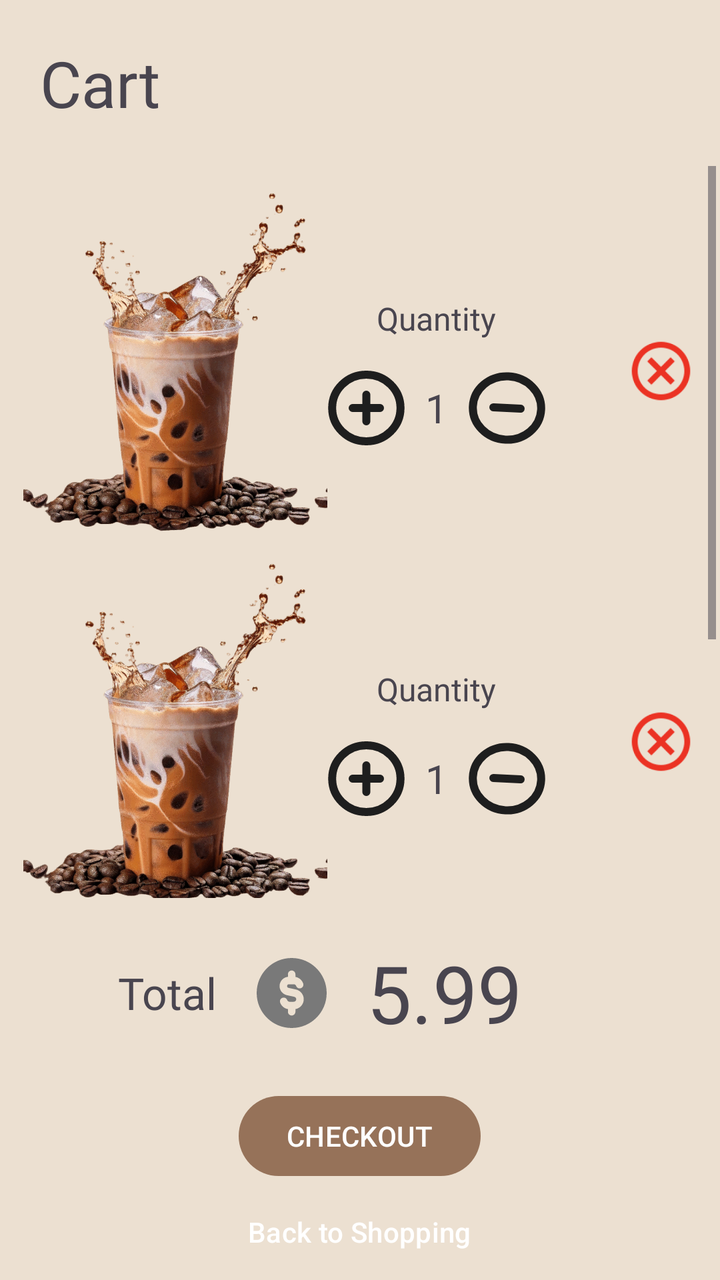
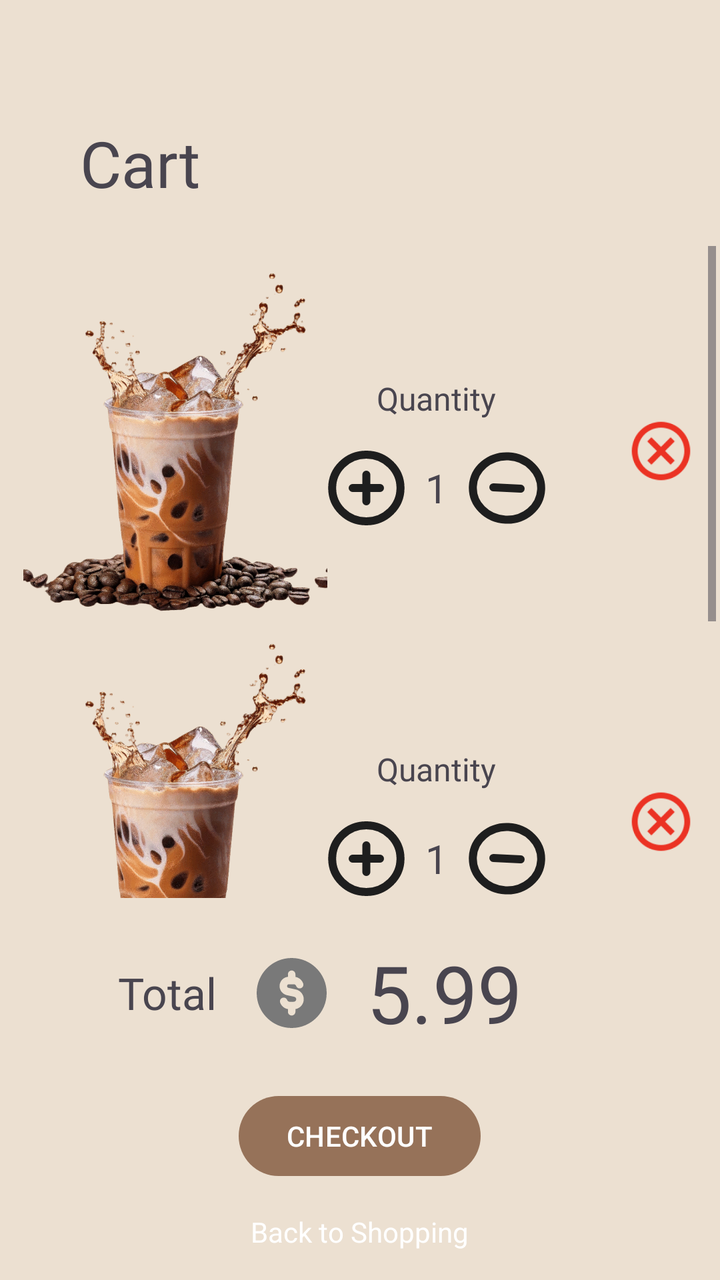

Screens rendered from an Android XML layout before and after an edit, with the pre-edit source and the edit as a unified diff.
<!-- AndroidManifest.xml: application theme Theme.Coffeeshop -->
<!-- res/layout/activity_cart.xml -->
<?xml version="1.0" encoding="utf-8"?>
<RelativeLayout
    xmlns:android="http://schemas.android.com/apk/res/android"
    xmlns:tools="http://schemas.android.com/tools"
    xmlns:app="http://schemas.android.com/apk/res-auto"
    android:id="@+id/main"
    android:layout_width="match_parent"
    android:layout_height="match_parent"
    tools:context=".User.Cart"
    android:background="@color/colorSecondary">

    <TextView
        android:id="@+id/cartText"
        android:layout_width="wrap_content"
        android:layout_height="wrap_content"
        android:text="Cart"
        android:textSize="32sp"
        android:fontFamily="@font/roboto"
        android:layout_margin="20dp"/>

    <ScrollView
        android:id="@+id/scrollList"
        android:layout_width="wrap_content"
        android:layout_height="wrap_content"
        android:layout_above="@id/totalTex"
        android:layout_below="@+id/cartText"
        android:layout_centerHorizontal="true">

        <LinearLayout
            android:layout_width="wrap_content"
            android:layout_height="wrap_content"
            android:layout_margin="10dp"
            android:orientation="vertical">

            <LinearLayout
                android:layout_width="wrap_content"
                android:layout_height="wrap_content"
                android:gravity="center_vertical">

                <ImageView
                    android:layout_width="wrap_content"
                    android:layout_height="wrap_content"
                    android:src="@drawable/vecteezy_ai_generated_iced_coffee_splash_in_a_cup_with_coffee_beans_35906997_2" />


                <LinearLayout
                    android:layout_width="wrap_content"
                    android:layout_height="wrap_content"
                    android:layout_alignParentEnd="true"
                    android:layout_marginEnd="40dp"
                    android:gravity="center_horizontal"
                    android:orientation="vertical">

                    <TextView
                        android:id="@+id/quantityText"
                        android:layout_width="wrap_content"
                        android:layout_height="wrap_content"
                        android:fontFamily="@font/roboto"
                        android:text="Quantity"
                        android:textSize="16sp" />

                    <LinearLayout
                        android:layout_width="wrap_content"
                        android:layout_height="wrap_content"
                        android:layout_below="@id/quantityText"
                        android:layout_marginTop="15dp"
                        android:gravity="center"
                        android:orientation="horizontal">

                        <ImageView
                            android:layout_width="wrap_content"
                            android:layout_height="wrap_content"
                            android:background="@drawable/add_icon" />

                        <TextView
                            android:layout_width="wrap_content"
                            android:layout_height="wrap_content"
                            android:layout_marginStart="10dp"
                            android:layout_marginEnd="10dp"
                            android:fontFamily="@font/roboto"
                            android:text="1"
                            android:textSize="20sp" />

                        <ImageView
                            android:layout_width="wrap_content"
                            android:layout_height="wrap_content"
                            android:background="@drawable/minus_icon" />


                    </LinearLayout>

                </LinearLayout>

                <ImageView
                    android:layout_width="35dp"
                    android:layout_height="35dp"
                    android:background="@drawable/cancel" />

            </LinearLayout>

            <LinearLayout
                android:layout_width="wrap_content"
                android:layout_height="wrap_content"
                android:gravity="center_vertical">

                <ImageView
                    android:layout_width="wrap_content"
                    android:layout_height="wrap_content"
                    android:src="@drawable/vecteezy_ai_generated_iced_coffee_splash_in_a_cup_with_coffee_beans_35906997_2" />


                <LinearLayout
                    android:layout_width="wrap_content"
                    android:layout_height="wrap_content"
                    android:layout_alignParentEnd="true"
                    android:layout_marginEnd="40dp"
                    android:gravity="center_horizontal"
                    android:orientation="vertical">

                    <TextView
                        android:id="@+id/quantityText2"
                        android:layout_width="wrap_content"
                        android:layout_height="wrap_content"
                        android:fontFamily="@font/roboto"
                        android:text="Quantity"
                        android:textSize="16sp" />

                    <LinearLayout
                        android:layout_width="wrap_content"
                        android:layout_height="wrap_content"
                        android:layout_below="@id/quantityText"
                        android:layout_marginTop="15dp"
                        android:gravity="center"
                        android:orientation="horizontal">

                        <ImageView
                            android:layout_width="wrap_content"
                            android:layout_height="wrap_content"
                            android:background="@drawable/add_icon" />

                        <TextView
                            android:layout_width="wrap_content"
                            android:layout_height="wrap_content"
                            android:layout_marginStart="10dp"
                            android:layout_marginEnd="10dp"
                            android:fontFamily="@font/roboto"
                            android:text="1"
                            android:textSize="20sp" />

                        <ImageView
                            android:layout_width="wrap_content"
                            android:layout_height="wrap_content"
                            android:background="@drawable/minus_icon" />


                    </LinearLayout>

                </LinearLayout>

                <ImageView
                    android:layout_width="35dp"
                    android:layout_height="35dp"
                    android:background="@drawable/cancel" />

            </LinearLayout>

            <LinearLayout
                android:layout_width="wrap_content"
                android:layout_height="wrap_content"
                android:gravity="center_vertical">

                <ImageView
                    android:layout_width="wrap_content"
                    android:layout_height="wrap_content"
                    android:src="@drawable/vecteezy_ai_generated_iced_coffee_splash_in_a_cup_with_coffee_beans_35906997_2" />


                <LinearLayout
                    android:layout_width="wrap_content"
                    android:layout_height="wrap_content"
                    android:layout_alignParentEnd="true"
                    android:layout_marginEnd="40dp"
                    android:gravity="center_horizontal"
                    android:orientation="vertical">

                    <TextView
                        android:id="@+id/quantityText3"
                        android:layout_width="wrap_content"
                        android:layout_height="wrap_content"
                        android:fontFamily="@font/roboto"
                        android:text="Quantity"
                        android:textSize="16sp" />

                    <LinearLayout
                        android:layout_width="wrap_content"
                        android:layout_height="wrap_content"
                        android:layout_below="@id/quantityText"
                        android:layout_marginTop="15dp"
                        android:gravity="center"
                        android:orientation="horizontal">

                        <ImageView
                            android:layout_width="wrap_content"
                            android:layout_height="wrap_content"
                            android:background="@drawable/add_icon" />

                        <TextView
                            android:layout_width="wrap_content"
                            android:layout_height="wrap_content"
                            android:layout_marginStart="10dp"
                            android:layout_marginEnd="10dp"
                            android:fontFamily="@font/roboto"
                            android:text="1"
                            android:textSize="20sp" />

                        <ImageView
                            android:layout_width="wrap_content"
                            android:layout_height="wrap_content"
                            android:background="@drawable/minus_icon" />


                    </LinearLayout>

                </LinearLayout>

                <ImageView
                    android:layout_width="35dp"
                    android:layout_height="35dp"
                    android:background="@drawable/cancel" />

            </LinearLayout>
        </LinearLayout>

    </ScrollView>

    <LinearLayout
        android:id="@+id/totalTex"
        android:layout_centerHorizontal="true"
        android:layout_above="@id/checkoutButton"
        android:layout_width="wrap_content"
        android:layout_height="wrap_content"
        android:gravity="center_vertical"
        android:layout_margin="20dp"
        android:orientation="horizontal">

        <TextView
            android:layout_width="wrap_content"
            android:layout_height="wrap_content"
            android:layout_marginEnd="10dp"
            android:layout_marginStart="10dp"
            android:fontFamily="@font/roboto"
            android:text="Total"
            android:textSize="22sp"/>

        <ImageView
            android:layout_margin="10dp"
            android:layout_width="35dp"
            android:layout_height="35dp"
            android:src="@drawable/dollar_coin"/>

        <TextView
            android:layout_width="wrap_content"
            android:layout_height="wrap_content"
            android:layout_marginStart="10dp"
            android:layout_marginEnd="50dp"
            android:fontFamily="@font/capriola"
            android:text="5.99"
            android:textSize="40sp"/>



    </LinearLayout>

    <Button
        android:id="@+id/checkoutButton"
        android:layout_above="@id/backToShopping"
        android:layout_width="wrap_content"
        android:layout_height="wrap_content"
        android:layout_centerHorizontal="true"
        android:text="CHECKOUT"/>

    <Button
        android:id="@+id/backToShopping"
        android:layout_width="wrap_content"
        android:layout_height="wrap_content"
        android:layout_alignParentBottom="true"
        android:layout_centerHorizontal="true"
        android:backgroundTint="#00FFFFFF"
        android:text="Back to Shopping" />



  </RelativeLayout>
<!-- resources referenced by this layout -->
<resources>
  <color name="colorSecondary">#ECE0D1</color>
  <!-- drawable add_icon (drawable) -->
  <vector xmlns:android="http://schemas.android.com/apk/res/android"
      android:width="39dp"
      android:height="38dp"
      android:viewportWidth="39"
      android:viewportHeight="38">
    <path
        android:pathData="M19.5,12.333V25.667M12.667,19H26.333M36.583,19C36.583,28.205 28.935,35.667 19.5,35.667C10.065,35.667 2.417,28.205 2.417,19C2.417,9.795 10.065,2.333 19.5,2.333C28.935,2.333 36.583,9.795 36.583,19Z"
        android:strokeLineJoin="round"
        android:strokeWidth="4"
        android:fillColor="#00000000"
        android:strokeColor="#1E1E1E"
        android:strokeLineCap="round"/>
  </vector>
  <!-- drawable cancel: png bitmap (drawable-nodpi, 10342 bytes) -->
  <!-- drawable dollar_coin (drawable) -->
  <vector xmlns:android="http://schemas.android.com/apk/res/android"
      android:width="14dp"
      android:height="14dp"
      android:viewportWidth="14"
      android:viewportHeight="14">
    <group>
      <clip-path
          android:pathData="M0,0h14v14h-14z"/>
      <path
          android:pathData="M14,7C14,10.866 10.866,14 7,14C3.134,14 0,10.866 0,7C0,3.134 3.134,0 7,0C10.866,0 14,3.134 14,7ZM7.75,3.25C7.75,2.836 7.414,2.5 7,2.5C6.586,2.5 6.25,2.836 6.25,3.25V3.76C5.313,3.86 4.583,4.653 4.583,5.616C4.583,6.493 5.194,7.251 6.05,7.438L7.524,7.761C7.753,7.811 7.917,8.014 7.917,8.25C7.917,8.526 7.692,8.75 7.417,8.75H6.583C6.367,8.75 6.181,8.612 6.112,8.417C5.974,8.026 5.545,7.821 5.155,7.96C4.764,8.098 4.559,8.526 4.697,8.917C4.936,9.591 5.526,10.101 6.25,10.222V10.75C6.25,11.164 6.586,11.5 7,11.5C7.414,11.5 7.75,11.164 7.75,10.75V10.222C8.696,10.064 9.417,9.24 9.417,8.25C9.417,7.31 8.762,6.496 7.844,6.295L6.371,5.973C6.203,5.936 6.083,5.788 6.083,5.616C6.083,5.414 6.247,5.25 6.449,5.25H7.417C7.565,5.25 7.697,5.313 7.79,5.417C7.833,5.465 7.867,5.522 7.888,5.583C8.026,5.974 8.455,6.178 8.845,6.04C9.236,5.902 9.441,5.474 9.303,5.083C9.215,4.834 9.079,4.608 8.907,4.416C8.612,4.087 8.207,3.855 7.75,3.778V3.25Z"
          android:fillColor="#797979"
          android:fillType="evenOdd"/>
    </group>
  </vector>
  <!-- drawable minus_icon (drawable) -->
  <vector xmlns:android="http://schemas.android.com/apk/res/android"
      android:width="39dp"
      android:height="36dp"
      android:viewportWidth="39"
      android:viewportHeight="36">
    <path
        android:pathData="M12.675,17.669L26.325,18.331M36.563,18.828C36.14,27.562 28.157,34.272 18.733,33.815C9.309,33.358 2.013,25.907 2.437,17.172C2.86,8.438 10.843,1.728 20.267,2.185C29.691,2.642 36.987,10.093 36.563,18.828Z"
        android:strokeLineJoin="round"
        android:strokeWidth="4"
        android:fillColor="#00000000"
        android:strokeColor="#1E1E1E"
        android:strokeLineCap="round"/>
  </vector>
  <!-- drawable vecteezy_ai_generated_iced_coffee_splash_in_a_cup_with_coffee_beans_35906997_2: png bitmap (drawable-nodpi, 239443 bytes) -->
  <style name="Theme.Coffeeshop" parent="Base.Theme.Coffeeshop" />
  <style name="Base.Theme.Coffeeshop" parent="Theme.Material3.DayNight.NoActionBar">
          
          
          <item name="colorPrimary">@color/colorPrimary</item>
          <item name="colorSecondary">@color/colorSecondary</item>
      </style>
  <color name="colorPrimary">#967259</color>
</resources>

<!-- the commit's change to res/layout/activity_cart.xml (unified diff, before → after) -->
@@ -16,7 +16,9 @@
         android:text="Cart"
         android:textSize="32sp"
         android:fontFamily="@font/roboto"
-        android:layout_margin="20dp"/>
+        android:padding="20dp"
+        android:layout_marginTop="40dp"
+        android:layout_marginStart="20dp"/>
 
     <ScrollView
         android:id="@+id/scrollList"
@@ -285,8 +287,10 @@
         android:layout_height="wrap_content"
         android:layout_alignParentBottom="true"
         android:layout_centerHorizontal="true"
+        android:alpha="@dimen/fab_margin"
         android:backgroundTint="#00FFFFFF"
-        android:text="Back to Shopping" />
+        android:text="Back to Shopping"
+        android:textAppearance="@style/TextAppearance.AppCompat.Body1" />
 
 
 
<!-- resource entries referenced after the edit -->
@@ -1,6 +1,7 @@
 <!-- resources referenced by this layout -->
 <resources>
   <color name="colorSecondary">#ECE0D1</color>
+  <dimen name="fab_margin">16dp</dimen>
   <!-- drawable add_icon (drawable) -->
   <vector xmlns:android="http://schemas.android.com/apk/res/android"
       android:width="39dp"
